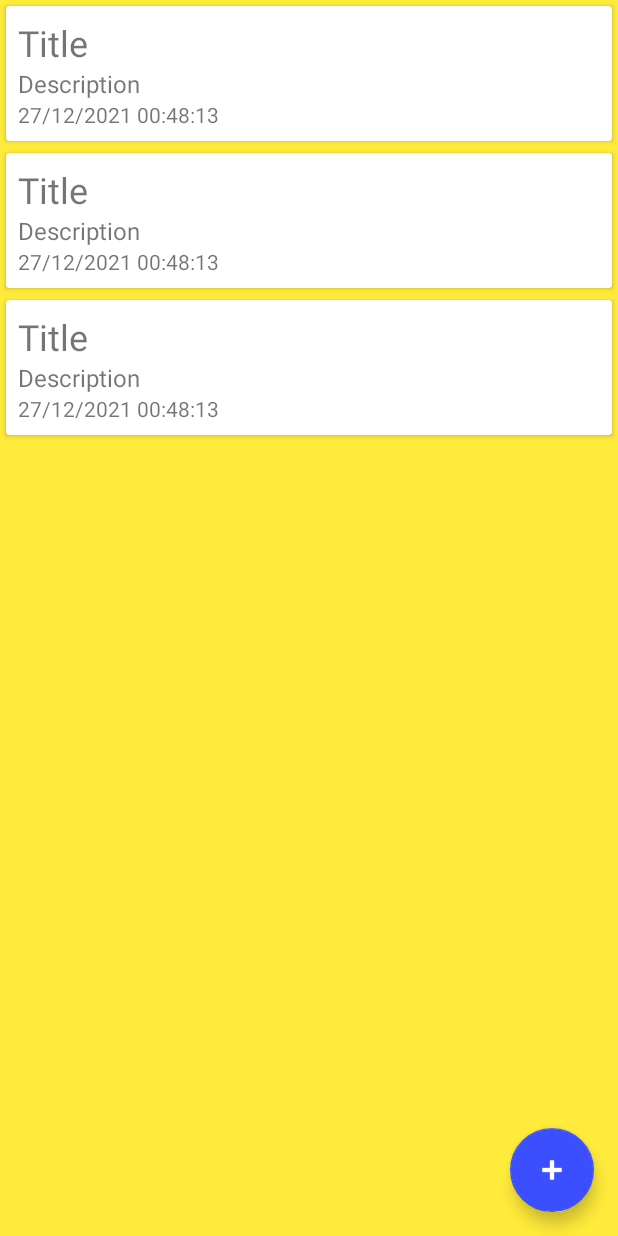
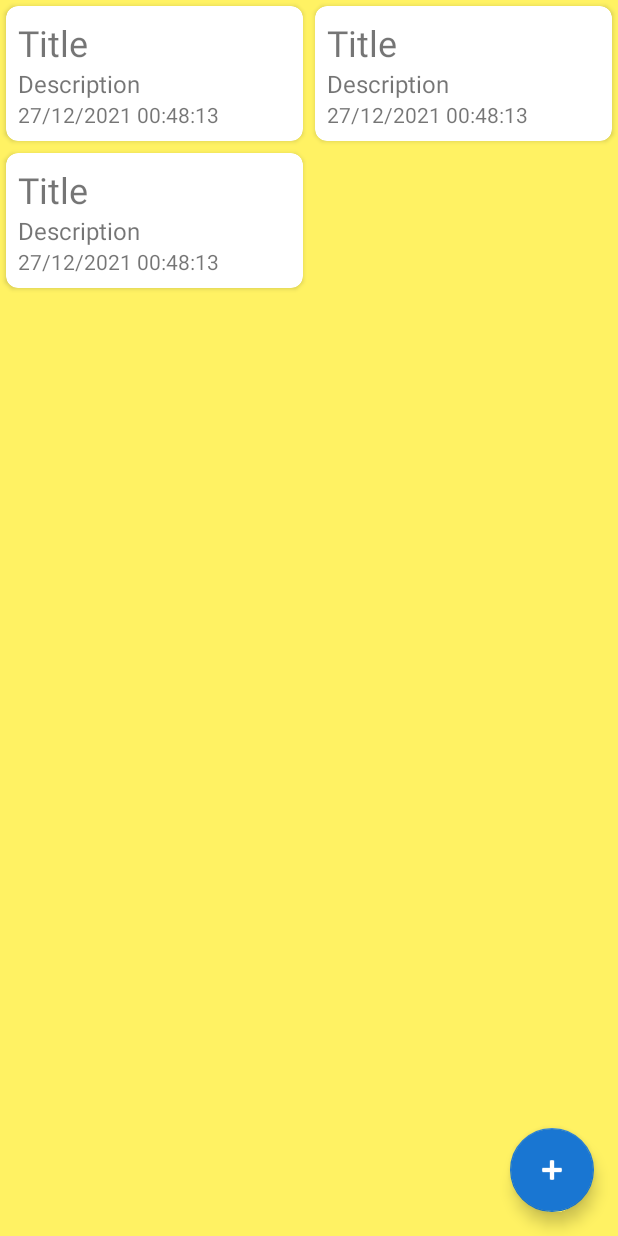
Before and after one commit to saurabh-somani/NotesApp, an Android app: the layout notes_fragment.xml on its own in the app's theme, with its tools: preview values and no code run, on a phone screen of 412 x 824 dp. Run offline under Robolectric (Android 15) with nearby library versions, the phone set to English and light mode, and no system bars.

Commit message:
Added Snackbar for undo item delete. Added swipe to delete functionality. Updated primary and secondary theme colors.

```diff
--- a/app/src/main/res/layout/notes_fragment.xml
+++ b/app/src/main/res/layout/notes_fragment.xml
@@ -18,20 +18,22 @@
         android:id="@+id/main"
         android:layout_width="match_parent"
         android:layout_height="match_parent"
-        android:background="@color/yellow_primary"
+        android:background="@color/yellow_primary_light"
         tools:context=".ui.NotesFragment">
 
         <androidx.recyclerview.widget.RecyclerView
             android:id="@+id/notesRecyclerView"
+            onSwiped="@{notesAdapter}"
             android:layout_width="0dp"
             android:layout_height="0dp"
             android:adapter="@{notesAdapter}"
-            onSwiped="@{notesAdapter}"
-            app:layoutManager="androidx.recyclerview.widget.LinearLayoutManager"
+            android:orientation="vertical"
+            app:layoutManager="androidx.recyclerview.widget.StaggeredGridLayoutManager"
             app:layout_constraintBottom_toBottomOf="parent"
             app:layout_constraintEnd_toEndOf="parent"
             app:layout_constraintStart_toStartOf="parent"
             app:layout_constraintTop_toTopOf="parent"
+            app:spanCount="2"
             tools:listitem="@layout/notes_list_item" />
 
         <com.google.android.material.floatingactionbutton.FloatingActionButton
--- a/app/src/main/res/layout/notes_list_item.xml
+++ b/app/src/main/res/layout/notes_list_item.xml
@@ -1,6 +1,7 @@
 <?xml version="1.0" encoding="utf-8"?>
 <layout xmlns:android="http://schemas.android.com/apk/res/android"
-    xmlns:tools="http://schemas.android.com/tools">
+    xmlns:tools="http://schemas.android.com/tools"
+    xmlns:app="http://schemas.android.com/apk/res-auto">
 
     <data>
 
@@ -14,7 +15,8 @@
         android:layout_height="wrap_content"
         android:layout_margin="4dp"
         android:elevation="4dp"
-        android:onClick="@{() -> noteItemUiState.onClick.invoke()}">
+        android:onClick="@{() -> noteItemUiState.onClick.invoke()}"
+        app:cardCornerRadius="8dp">
 
         <LinearLayout
             android:layout_width="match_parent"
--- a/app/src/main/res/values/colors.xml
+++ b/app/src/main/res/values/colors.xml
@@ -7,8 +7,10 @@
     <color name="teal_700">#FF018786</color>
     <color name="black">#FF000000</color>
     <color name="white">#FFFFFFFF</color>
-    <color name="yellow_primary">#FFFFEB3B</color>
-    <color name="yellow_primary_variant">#FFFBC02D</color>
-    <color name="blue_secondary">#FF3B4FFF</color>
-    <color name="blue_secondary_variant">#FF2B39E6</color>
+    <color name="yellow_primary">#FFFBC02D</color>
+    <color name="yellow_primary_variant">#FFC49000</color>
+    <color name="yellow_primary_light">#FFFFF263</color>
+    <color name="blue_secondary">#FF1976D2</color>
+    <color name="blue_secondary_variant">#FF004BA0</color>
+    <color name="blue_secondary_light">#FF63A4FF</color>
 </resources>
--- a/app/src/main/res/values/strings.xml
+++ b/app/src/main/res/values/strings.xml
@@ -2,4 +2,6 @@
     <string name="app_name">NotesApp</string>
     <string name="enter_title">Enter title&#8230;</string>
     <string name="enter_description">Enter description&#8230;</string>
+    <string name="snackbar_on_item_delete_text">Note deleted</string>
+    <string name="snackbar_on_item_delete_action_text">Undo</string>
 </resources>
```
Also changed, not shown: app/src/main/java/com/example/notesapp/adapter/NotesBindingAdapters.kt (+17 -1 lines), app/src/main/java/com/example/notesapp/ui/NotesFragment.kt (+27 -0 lines), app/src/main/java/com/example/notesapp/util/NotesUtil.kt (+12 -0 lines), app/src/main/java/com/example/notesapp/viewmodels/NotesViewModel.kt (+41 -13 lines).
